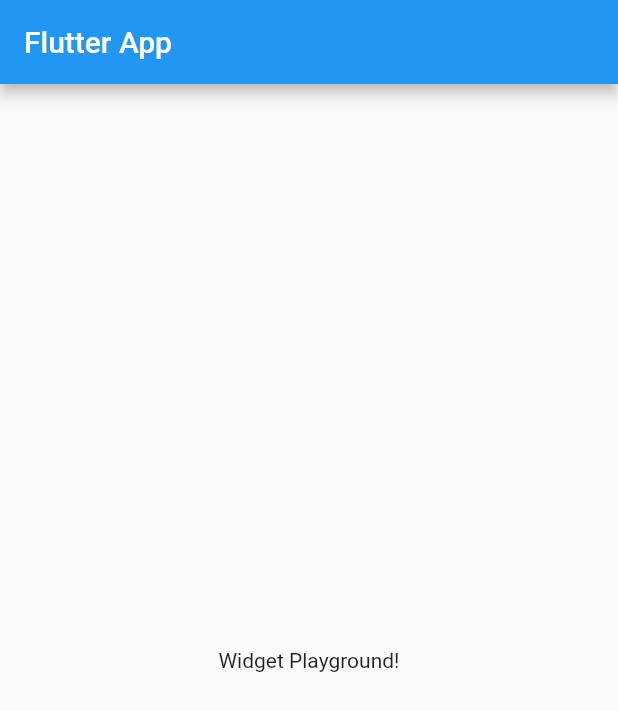
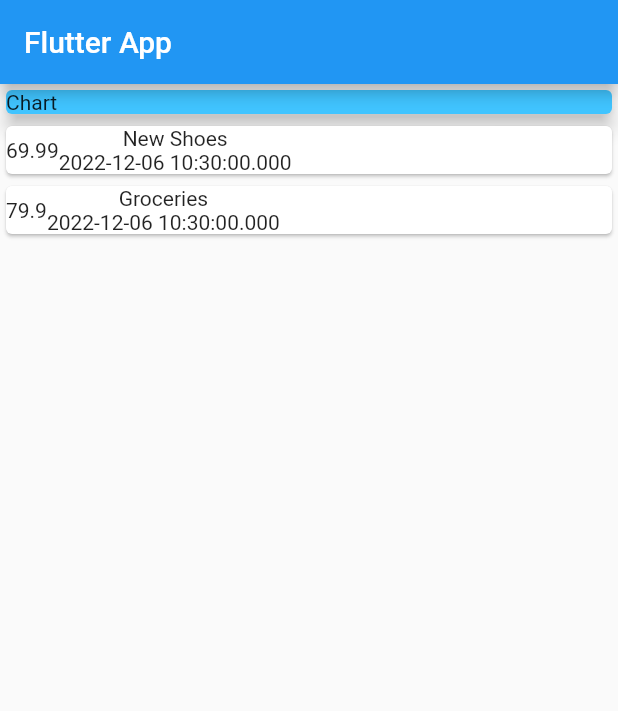
Before and after one commit to niguns7/expenses_app, a Flutter app: the screen it shows after launch, on a phone screen of 412 x 824 dp. Shown: the top 711 px of the screen. Run offline on Flutter 3.47's test engine with Material 2 defaults, Android fonts, the phone set to English and light mode, and no system bars.

```diff
--- a/lib/main.dart
+++ b/lib/main.dart
@@ -1,4 +1,5 @@
 import 'package:flutter/material.dart';
+import 'transaction.dart';
 
 void main() => runApp(MyApp());
 
@@ -13,14 +14,58 @@ class MyApp extends StatelessWidget {
 }
 
 class MyHomePage extends StatelessWidget {
+  final List<Transaction> transactions = [
+    Transaction(
+      id: 't1',
+      title: 'New Shoes',
+      amount: 69.99,
+      date: DateTime.now(),
+    ),
+    Transaction(
+      id: 't2',
+      title: 'Groceries',
+      amount: 79.9,
+      date: DateTime.now(),
+    ),
+  ];
   @override
   Widget build(BuildContext context) {
     return Scaffold(
       appBar: AppBar(
         title: Text('Flutter App'),
       ),
-      body: Center(
-        child: Text('Widget Playground!'),
+      body: Column(
+        children: <Widget>[
+          Container(
+            width: double.infinity,
+            child: Card(
+              color: Colors.lightBlueAccent,
+              child: Text("Chart"),
+              elevation: 5,
+            ),
+          ),
+          Column(
+            children: transactions.map((tx) {
+              return Card(
+                child: Row(
+                  children: <Widget>[
+                    Container(
+                      child: Text(tx.amount.toString()),
+                    ),
+                    Column(
+                      children: <Widget>[
+                        Text(tx.title),
+                        Text(
+                          tx.date.toString(),
+                        ),
+                      ],
+                    ),
+                  ],
+                ),
+              );
+            }).toList(),
+          )
+        ],
       ),
     );
   }
```
